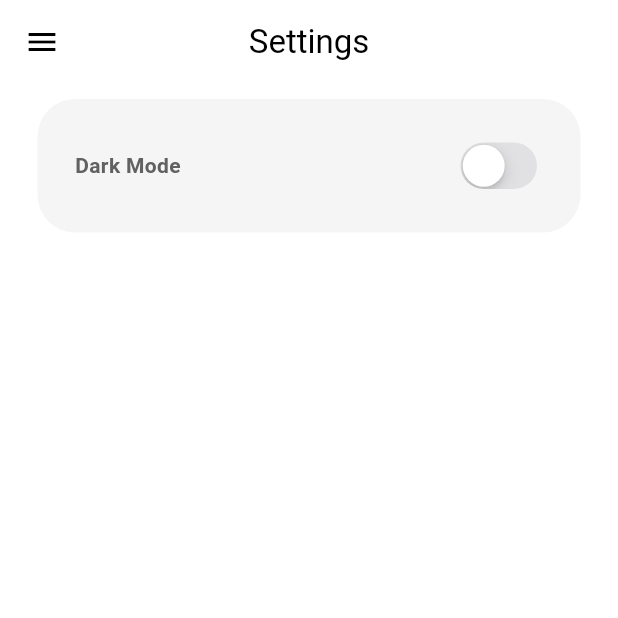
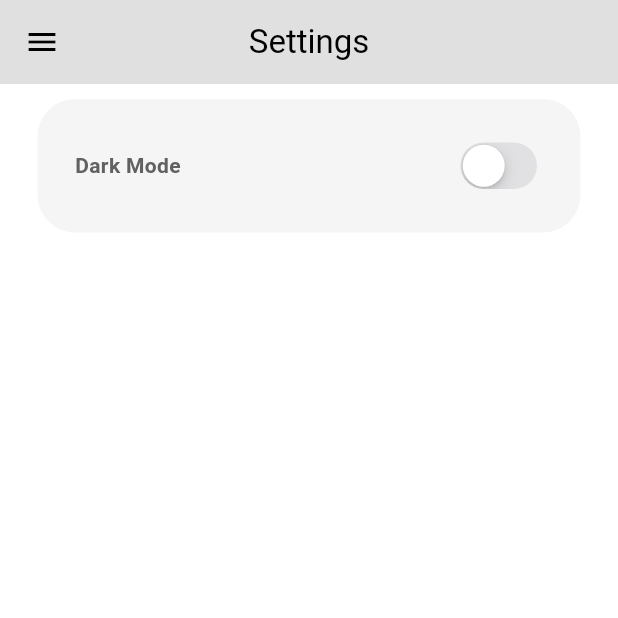
Before and after one commit to amajid09/food-delivery, a Flutter app: the SettingsPage screen opened directly, on a phone screen of 412 x 824 dp, the top half of it. Run offline on Flutter 3.47's test engine with Material 3 defaults, Android fonts, the phone set to English and light mode, and no system bars.

Commit message:
toggle theme between dark and light mode

```diff
--- a/lib/pages/settings_page.dart
+++ b/lib/pages/settings_page.dart
@@ -1,6 +1,8 @@
 import 'package:flutter/cupertino.dart';
 import 'package:flutter/material.dart';
+import 'package:provider/provider.dart';
 import 'package:state_management/pages/drawer.dart';
+import 'package:state_management/themes/theme_provider.dart';
 
 class SettingsPage extends StatefulWidget {
   const SettingsPage({super.key});
@@ -13,13 +15,13 @@ class _SettingsPageState extends State<SettingsPage> {
   @override
   Widget build(BuildContext context) {
     return Scaffold(
-      appBar: AppBar(title: const Text("Settings"),centerTitle: true,),
+      appBar: AppBar(title: const Text("Settings"),centerTitle: true,backgroundColor: Theme.of(context).colorScheme.background,),
       drawer: const MyDrawer(),
       body: Column(
         children: [
           Container(
             padding: EdgeInsets.all(25),
-            margin: EdgeInsets.only(top: 10.0, right: 25,left: 25),
+            margin: const EdgeInsets.only(top: 10.0, right: 25,left: 25),
             decoration: BoxDecoration(
               color: Theme.of(context).colorScheme.secondary,
               borderRadius: BorderRadius.circular(25),
@@ -31,7 +33,10 @@ class _SettingsPageState extends State<SettingsPage> {
                 Text('Dark Mode',
                   style: TextStyle(fontWeight: FontWeight.bold, color: Theme.of(context).colorScheme.inversePrimary,),
                 ),
-                CupertinoSwitch(value: false, onChanged: (value){})
+                CupertinoSwitch(value: Provider.of<ThemeProvider>(context, listen: false).isDarkMode, onChanged: (value){
+                  Provider.of<ThemeProvider>(context, listen: false).toggleTheme();
+
+                })
               ],
             ),
           )
```
